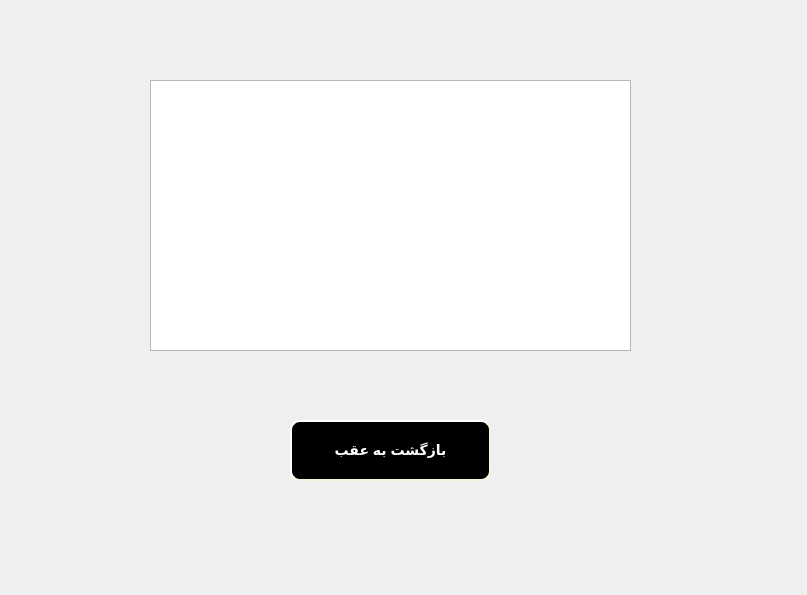
This is Project_Ap/listoftransactions.ui in AP-projects-4001/metagoofill as Qt 5 draws it before an edit. The edited form follows.
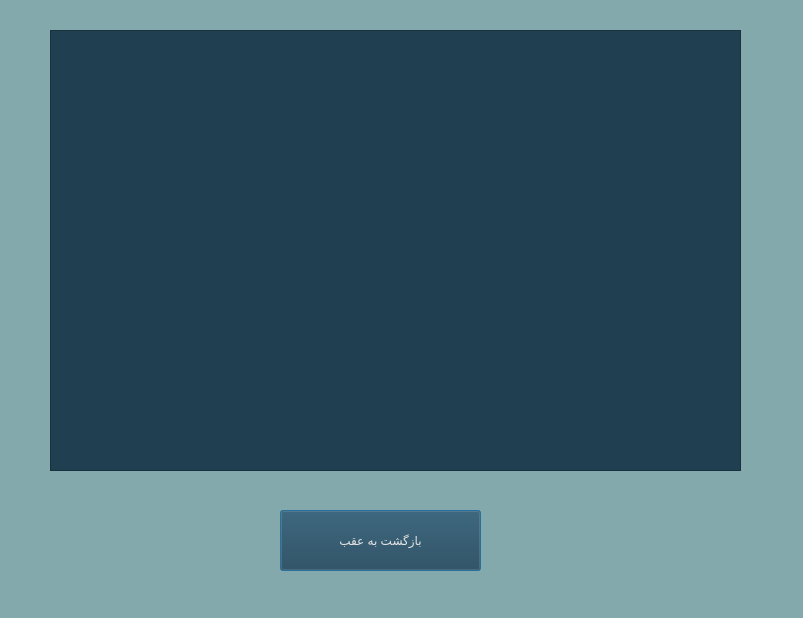
This is the edited form.

Commit message: changing colors and Completing the program ui

```diff
--- a/Project_Ap/listoftransactions.ui
+++ b/Project_Ap/listoftransactions.ui
@@ -6,36 +6,29 @@
    <rect>
     <x>0</x>
     <y>0</y>
-    <width>807</width>
-    <height>595</height>
+    <width>803</width>
+    <height>618</height>
    </rect>
   </property>
   <property name="windowTitle">
    <string>Dialog</string>
   </property>
+  <property name="styleSheet">
+   <string notr="true">background-color: rgb(132, 169, 172);</string>
+  </property>
   <widget class="QPushButton" name="pushButton">
    <property name="geometry">
     <rect>
-     <x>290</x>
-     <y>420</y>
+     <x>280</x>
+     <y>510</y>
      <width>201</width>
      <height>61</height>
     </rect>
    </property>
    <property name="styleSheet">
-    <string notr="true">QPushButton {
-	font: 25pt &quot;MS Shell Dlg 2&quot;;
-    background-color: black;
-    border-style: outset;
-    border-width: 2px;
-    border-radius: 10px;
-    border-color: beige;
-    font: bold 14px;
-    min-width: 10em;
-    padding: 6px;
- 	color:white;
-}
-QPushButton:hover { color:red; }</string>
+    <string notr="true">background-color: rgb(32, 64, 81);
+color: rgb(228, 227, 227);
+font: 12pt &quot;Lalezar&quot;;</string>
    </property>
    <property name="text">
     <string>بازگشت به عقب</string>
@@ -44,15 +37,16 @@
   <widget class="QListWidget" name="listWidget">
    <property name="geometry">
     <rect>
-     <x>150</x>
-     <y>80</y>
-     <width>481</width>
-     <height>271</height>
+     <x>50</x>
+     <y>30</y>
+     <width>691</width>
+     <height>441</height>
     </rect>
    </property>
    <property name="styleSheet">
-    <string notr="true">font: 14pt &quot;MS Shell Dlg 2&quot;;
-color: rgb(0, 0, 0);</string>
+    <string notr="true">background-color: rgb(32, 64, 81);
+color: rgb(228, 227, 227);
+font: 12pt &quot;Lalezar&quot;;</string>
    </property>
   </widget>
  </widget>
```
The commit also changes 37 other files.
